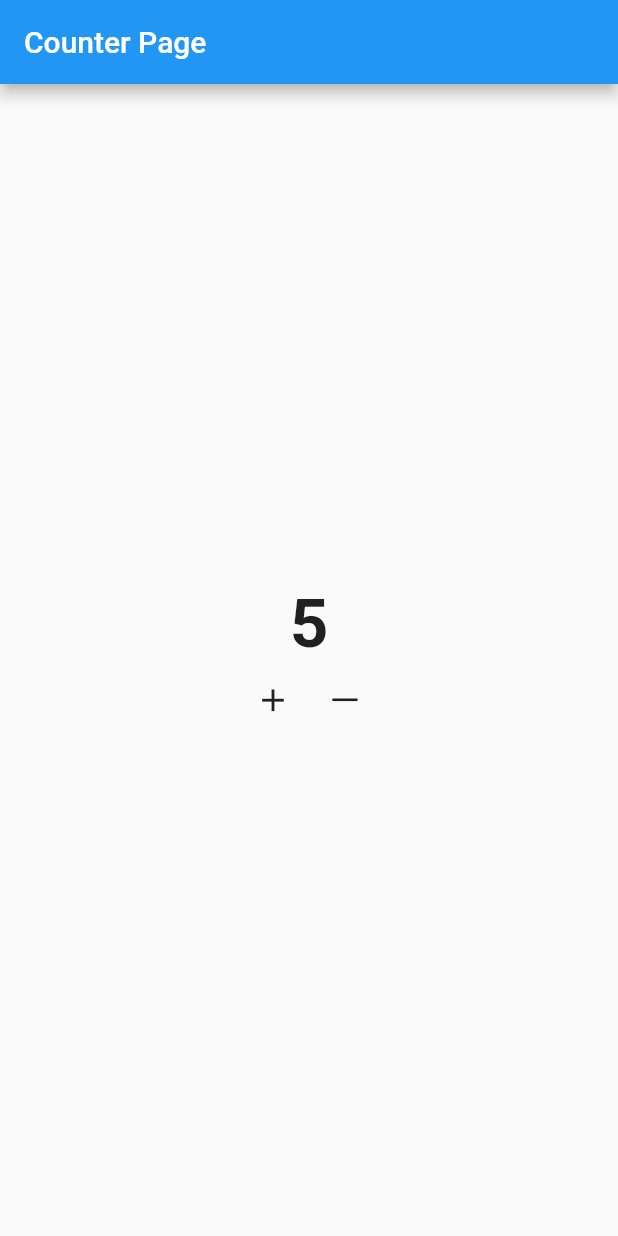
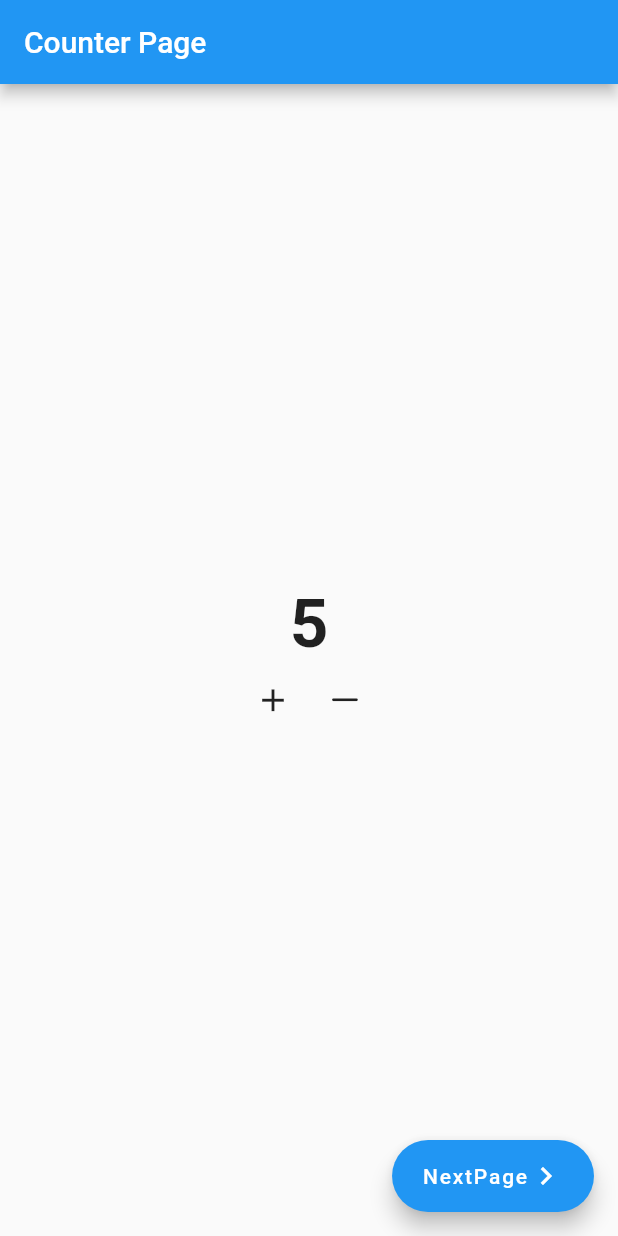
Before and after one commit to PrabeshPP/flutter_bloc, a Flutter app: the screen it shows after launch, after a tap on the "add" icon, on a phone screen of 412 x 824 dp. Run offline on Flutter 3.47's test engine with Material 2 defaults, Android fonts, the phone set to English and light mode, and no system bars; our stand-ins replace flutter_bloc.

```diff
--- a/lib/counterCubit.dart
+++ b/lib/logic/cubit/countercubit.dart
@@ -1,7 +1,7 @@
 import 'package:flutter_bloc/flutter_bloc.dart';
 
-class Counterubit extends Cubit<int> {
-  Counterubit() : super(0);
+class Countercubit extends Cubit<int> {
+  Countercubit() : super(0);
   void increment() => emit(state + 5);
   void decrement() => emit(state - 5);
 
--- a/lib/main.dart
+++ b/lib/main.dart
@@ -1,7 +1,7 @@
 import 'package:flutter/material.dart';
 import 'package:flutter_bloc/flutter_bloc.dart';
-import 'package:flutter_bloc1/blocobserver.dart';
-import 'package:flutter_bloc1/homepage.dart';
+import 'package:flutter_bloc1/logic/cubit/blocobserver.dart';
+import 'package:flutter_bloc1/presentation/homepage.dart';
 
 void main() {
    Bloc.observer= SimpleBlocObserver();
--- a/lib/homepage.dart
+++ b/lib/presentation/homepage.dart
@@ -1,14 +1,14 @@
 import 'package:flutter/material.dart';
 import 'package:flutter_bloc/flutter_bloc.dart';
-import 'package:flutter_bloc1/counterCubit.dart';
-import 'package:flutter_bloc1/counterpage.dart';
+import 'package:flutter_bloc1/logic/cubit/countercubit.dart';
+import 'package:flutter_bloc1/presentation/screens/counterpage.dart';
 
 class Homepage extends StatelessWidget {
   const Homepage({ Key? key }) : super(key: key);
 
   @override
   Widget build(BuildContext context) {
-    return BlocProvider(create:(_)=>Counterubit(),
+    return BlocProvider(create:(_)=>Countercubit(),
     child: CounterPage(),);
   }
 }
--- /dev/null
+++ b/lib/presentation/screens/counterpage.dart
@@ -0,0 +1,60 @@
+import 'package:flutter/cupertino.dart';
+import 'package:flutter/material.dart';
+import 'package:flutter_bloc/flutter_bloc.dart';
+import 'package:flutter_bloc1/logic/cubit/countercubit.dart';
+import 'package:flutter_bloc1/presentation/screens/second_screen.dart';
+
+class CounterPage extends StatelessWidget {
+  const CounterPage({Key? key}) : super(key: key);
+
+  @override
+  Widget build(BuildContext context) {
+    return Scaffold(
+      floatingActionButton: FloatingActionButton.extended(
+          onPressed: () {
+            Navigator.push(context,
+                MaterialPageRoute(builder: (_) => BlocProvider.value(
+                  value:BlocProvider.of<Countercubit>(context),
+                  child: SecondPage())));
+          },
+          label: Row(
+            children: [Text("NextPage"), Icon(Icons.navigate_next)],
+          )),
+      appBar: AppBar(
+        title: Text("Counter Page"),
+      ),
+      body: Column(
+        mainAxisAlignment: MainAxisAlignment.center,
+        children: [
+          BlocBuilder<Countercubit, int>(builder: (context, state) {
+            return Text(
+              "$state",
+              style: TextStyle(fontSize: 45, fontWeight: FontWeight.bold),
+            );
+          }),
+          Row(
+            mainAxisAlignment: MainAxisAlignment.center,
+            children: [
+              IconButton(
+                  onPressed: () {
+                    context.read<Countercubit>().increment();
+                  },
+                  icon: Icon(
+                    Icons.add,
+                    size: 25,
+                  )),
+              IconButton(
+                  onPressed: () {
+                    context.read<Countercubit>().decrement();
+                  },
+                  icon: Icon(
+                    CupertinoIcons.minus,
+                    size: 25,
+                  ))
+            ],
+          )
+        ],
+      ),
+    );
+  }
+}
--- a/lib/counterpage.dart
+++ b/lib/presentation/screens/second_screen.dart
@@ -1,21 +1,22 @@
 import 'package:flutter/cupertino.dart';
 import 'package:flutter/material.dart';
 import 'package:flutter_bloc/flutter_bloc.dart';
-import 'package:flutter_bloc1/counterCubit.dart';
+import 'package:flutter_bloc1/logic/cubit/countercubit.dart';
 
-class CounterPage extends StatelessWidget {
-  const CounterPage({Key? key}) : super(key: key);
+class SecondPage extends StatelessWidget {
+  const SecondPage({Key? key}) : super(key: key);
 
   @override
   Widget build(BuildContext context) {
     return Scaffold(
+
       appBar: AppBar(
-        title: Text("Counter Page"),
+        title: Text("SecondPage"),
       ),
       body: Column(
         mainAxisAlignment: MainAxisAlignment.center,
         children: [
-          BlocBuilder<Counterubit, int>(builder: (context, state) {
+          BlocBuilder<Countercubit, int>(builder: (context, state) {
             return Text(
               "$state",
               style: TextStyle(fontSize: 45, fontWeight: FontWeight.bold),
@@ -26,16 +27,20 @@ class CounterPage extends StatelessWidget {
             children: [
               IconButton(
                   onPressed: () {
-                    context.read<Counterubit>().increment();
+                    context.read<Countercubit>().increment();
                   },
-                  icon: Icon(Icons.add,
-                  size: 25,)),
-                   IconButton(
+                  icon: Icon(
+                    Icons.add,
+                    size: 25,
+                  )),
+              IconButton(
                   onPressed: () {
-                    context.read<Counterubit>().decrement();
+                    context.read<Countercubit>().decrement();
                   },
-                  icon: Icon(CupertinoIcons.minus,
-                  size: 25,))
+                  icon: Icon(
+                    CupertinoIcons.minus,
+                    size: 25,
+                  ))
             ],
           )
         ],
```
Also changed, not shown: lib/logic/cubit/blocobserver.dart (renamed from lib/blocobserver.dart), lib/presentation/screens/thirdscreen.dart (added).
